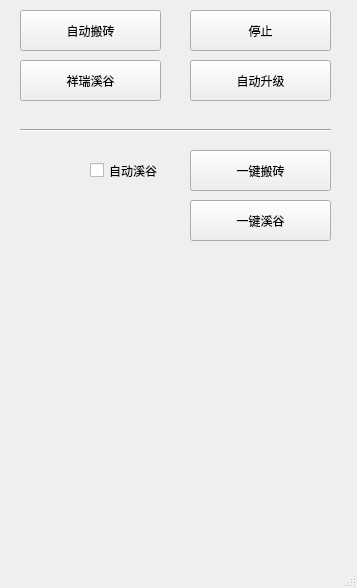
The window that voyager/ui/main.ui (seayona/dnf) describes before a commit, drawn with Qt 5.
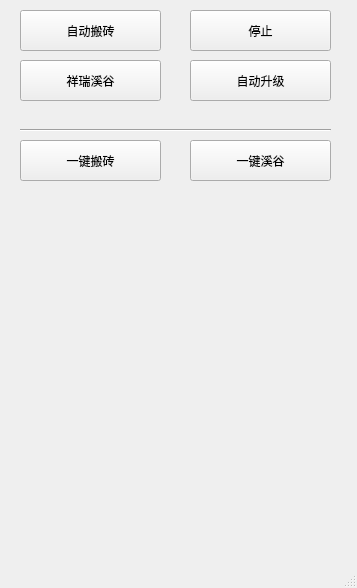
The same window after the commit.

Diff of the .ui file:
```diff
--- a/voyager/ui/main.ui
+++ b/voyager/ui/main.ui
@@ -72,8 +72,8 @@
    <widget class="QPushButton" name="btn_auto_work">
     <property name="geometry">
      <rect>
-      <x>190</x>
-      <y>150</y>
+      <x>20</x>
+      <y>140</y>
       <width>141</width>
       <height>41</height>
      </rect>
@@ -86,7 +86,7 @@
     <property name="geometry">
      <rect>
       <x>190</x>
-      <y>200</y>
+      <y>140</y>
       <width>141</width>
       <height>41</height>
      </rect>
@@ -95,19 +95,6 @@
      <string>一键溪谷</string>
     </property>
    </widget>
-   <widget class="QCheckBox" name="ckbox_valley">
-    <property name="geometry">
-     <rect>
-      <x>90</x>
-      <y>150</y>
-      <width>90</width>
-      <height>41</height>
-     </rect>
-    </property>
-    <property name="text">
-     <string>自动溪谷</string>
-    </property>
-   </widget>
    <widget class="Line" name="line">
     <property name="geometry">
      <rect>
```
